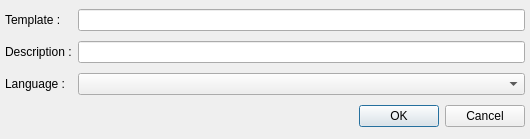
Before: the Qt Designer form v2/trunk/monkey/src/abbreviationsmanager/ui/UIAddAbbreviation.ui in testmana2/mks, drawn with Qt 5.
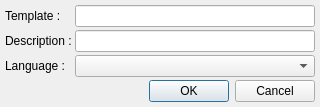
After: the same form once the commit is applied.

Commit message: update all margins to 5 and spacings to 3 when possible

The edit to the form file:
```diff
--- a/v2/trunk/monkey/src/abbreviationsmanager/ui/UIAddAbbreviation.ui
+++ b/v2/trunk/monkey/src/abbreviationsmanager/ui/UIAddAbbreviation.ui
@@ -5,8 +5,8 @@
    <rect>
     <x>0</x>
     <y>0</y>
-    <width>530</width>
-    <height>139</height>
+    <width>320</width>
+    <height>104</height>
    </rect>
   </property>
   <property name="windowTitle" >
@@ -16,8 +16,20 @@
    <property name="margin" >
     <number>5</number>
    </property>
-   <property name="spacing" >
-    <number>6</number>
+   <property name="topMargin" >
+    <number>5</number>
+   </property>
+   <property name="rightMargin" >
+    <number>5</number>
+   </property>
+   <property name="bottomMargin" >
+    <number>5</number>
+   </property>
+   <property name="horizontalSpacing" >
+    <number>3</number>
+   </property>
+   <property name="verticalSpacing" >
+    <number>3</number>
    </property>
    <item row="2" column="1" >
     <widget class="QComboBox" name="cbLanguages" />
```
Left out of the diff: 2 changed lines with no effect on the pictures. The commit also changes 21 other files.
